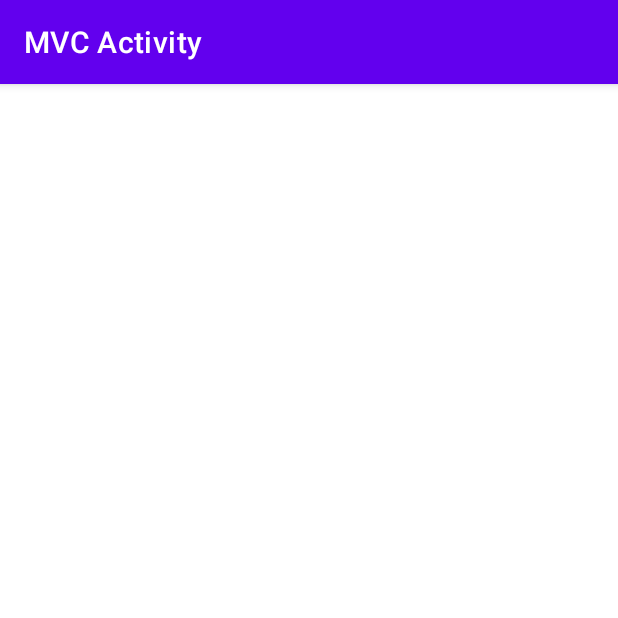
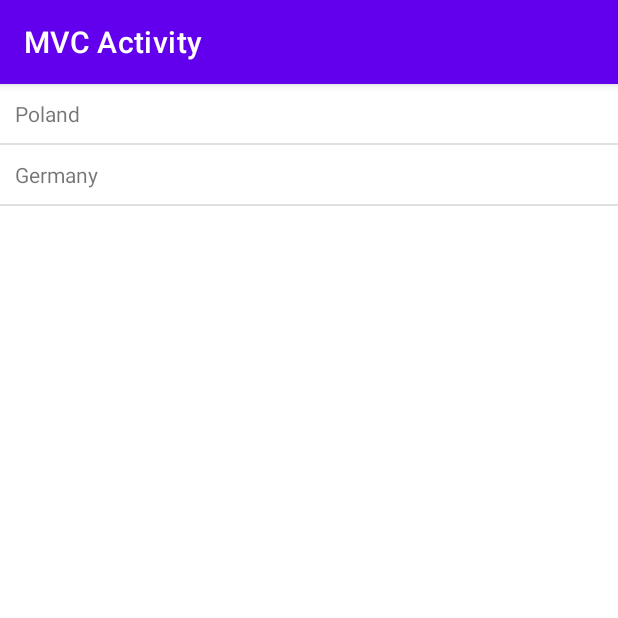
Before and after one commit to wojciechnowaczyk/Java-Kotlin, an Android app: the MVCActivity screen opened directly, with no data from a screen before it, on a phone screen of 412 x 824 dp, the top half of it. Run offline under Robolectric (Android 15) with nearby library versions, the phone set to English and light mode, and no system bars.

Commit message:
MVC View was implemented

```diff
--- a/AndroidArchitectures/app/src/main/java/com/example/androidarchitectures/mvc/MVCActivity.kt
+++ b/AndroidArchitectures/app/src/main/java/com/example/androidarchitectures/mvc/MVCActivity.kt
@@ -4,12 +4,36 @@ import android.content.Context
 import android.content.Intent
 import androidx.appcompat.app.AppCompatActivity
 import android.os.Bundle
+import android.view.View
+import android.widget.*
 import com.example.androidarchitectures.R
 
 public class MVCActivity : AppCompatActivity() {
+    private var listValues: ArrayList<String> = ArrayList();
+    lateinit var adapter: ListAdapter;
+    lateinit var list: ListView
     override fun onCreate(savedInstanceState: Bundle?) {
         super.onCreate(savedInstanceState)
         setContentView(R.layout.activity_mvcactivity)
         title = "MVC Activity"
+
+        list = findViewById(R.id.list);
+        adapter = ArrayAdapter<String>(this, R.layout.row_layout, R.id.listText, listValues)
+
+        list.adapter = adapter
+        list.setOnItemClickListener { adapterView: AdapterView<*>, view1: View, i: Int, l: Long ->
+            Toast.makeText(this, "You clicked item list", Toast.LENGTH_LONG)
+        }
+        var testList : ArrayList<String> = ArrayList();
+        testList.add("Poland");
+        testList.add("Germany")
+        if (testList != null) {
+            setValues(testList)
+        }
+    }
+
+    fun setValues(values : List<String>){
+        listValues.clear();
+        listValues.addAll(values)
     }
 }
--- a/AndroidArchitectures/app/src/main/res/layout/activity_mvcactivity.xml
+++ b/AndroidArchitectures/app/src/main/res/layout/activity_mvcactivity.xml
@@ -1,9 +1,16 @@
 <?xml version="1.0" encoding="utf-8"?>
-<androidx.constraintlayout.widget.ConstraintLayout xmlns:android="http://schemas.android.com/apk/res/android"
+<RelativeLayout xmlns:android="http://schemas.android.com/apk/res/android"
     xmlns:app="http://schemas.android.com/apk/res-auto"
     xmlns:tools="http://schemas.android.com/tools"
     android:layout_width="match_parent"
     android:layout_height="match_parent"
     tools:context=".mvc.MVCActivity">
+    <ListView
+        android:id="@+id/list"
+        android:layout_width="match_parent"
+        android:layout_height="match_parent"
+        android:background="#ffffff"
+        />
 
-</androidx.constraintlayout.widget.ConstraintLayout>
+
+</RelativeLayout>
--- /dev/null
+++ b/AndroidArchitectures/app/src/main/res/layout/row_layout.xml
@@ -0,0 +1,11 @@
+<?xml version="1.0" encoding="utf-8"?>
+<LinearLayout xmlns:android="http://schemas.android.com/apk/res/android"
+    android:layout_width="match_parent"
+    android:layout_height="match_parent">
+    <TextView
+        android:id="@+id/listText"
+        android:layout_width="match_parent"
+        android:layout_height="wrap_content"
+        android:padding="10dp"
+        />
+</LinearLayout>
```
Also changed, not shown: 1 other file.
